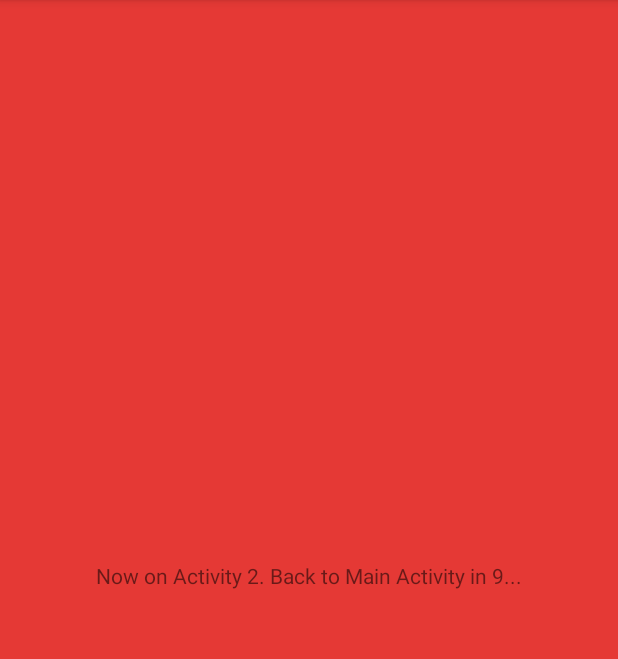
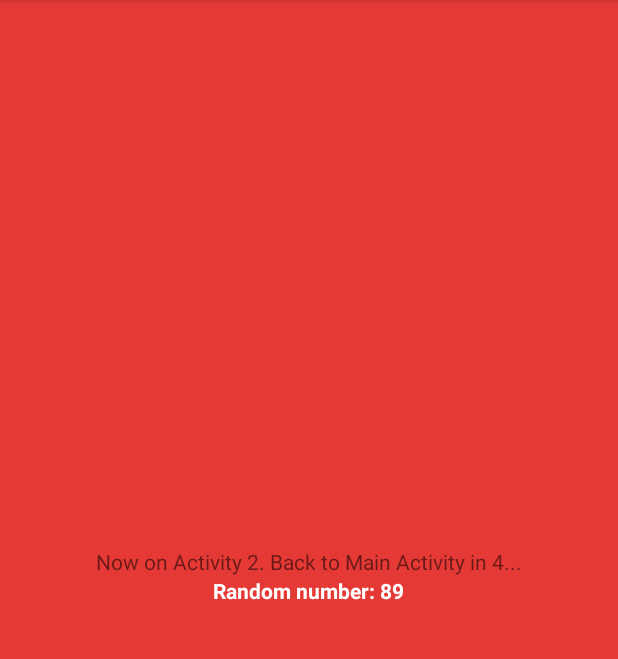
Before and after one commit to patinocuesta/App4act, an Android app: the Main2Activity screen opened directly, with no data from a screen before it, on a phone screen of 412 x 824 dp, the part 84-743 px from its top. Run offline under Robolectric (Android 15) with nearby library versions, the phone set to English and light mode, and no system bars.

Commit message:
Implementation startActivityForResult

```diff
--- a/app/src/main/java/com/example/app4act/Main2Activity.java
+++ b/app/src/main/java/com/example/app4act/Main2Activity.java
@@ -1,16 +1,33 @@
 package com.example.app4act;
 
+import androidx.annotation.ContentView;
 import androidx.appcompat.app.AppCompatActivity;
 
 import android.content.Intent;
 import android.os.Bundle;
 import android.os.CountDownTimer;
+import android.util.Log;
 import android.view.View;
 import android.widget.TextView;
 
 public class Main2Activity extends AppCompatActivity {
+
     TextView t;
-    CountDownTimer timer = new CountDownTimer(10 * 1000, 1000) {
+    TextView randomt;
+
+
+    @Override
+    protected void onCreate(Bundle savedInstanceState) {
+        super.onCreate(savedInstanceState);
+        setContentView(R.layout.activity_main2);
+
+        int x =(int)(Math.random()*100);
+        t =(TextView)findViewById(R.id.messageCounter);
+        randomt=(TextView)findViewById(R.id.random);
+        randomt.setText(String.valueOf(x));
+        timer.start();
+    }
+    CountDownTimer timer = new CountDownTimer(5 * 1000, 1000) {
         @Override
         public void onTick(long millisUntilFinished) {
             // this method will be executed every second ( 1000 ms : the second parameter in the CountDownTimer constructor)
@@ -20,18 +37,18 @@ public class Main2Activity extends AppCompatActivity {
 
         @Override
         public void onFinish() {
-            Intent intent = new Intent(getBaseContext(), MainActivity.class);
+            //Intent intent = new Intent(getBaseContext(), MainActivity.class);
             // Log.d("testApp", "testing");
-            startActivity(intent);
+            //startActivity(intent);
+            //retour();
+            String randomNumberStr = randomt.getText().toString();
+            Log.d("returnString", "randomNumberStr:"+randomNumberStr);
+            Intent returnIntent = new Intent();
+            returnIntent.putExtra("random", "Random number from Activity 2: "+ randomNumberStr);
+            setResult(10,returnIntent);
+            finish();
         }
 
     };
-    @Override
-    protected void onCreate(Bundle savedInstanceState) {
-        super.onCreate(savedInstanceState);
-        setContentView(R.layout.activity_main2);
-        t =(TextView)findViewById(R.id.messageCounter);
-        timer.start();
-    }
 
 }
--- a/app/src/main/java/com/example/app4act/Main4Activity.java
+++ b/app/src/main/java/com/example/app4act/Main4Activity.java
@@ -5,11 +5,28 @@ import androidx.appcompat.app.AppCompatActivity;
 import android.content.Intent;
 import android.os.Bundle;
 import android.os.CountDownTimer;
+import android.util.Log;
+import android.view.View;
 import android.widget.TextView;
 
 public class Main4Activity extends AppCompatActivity {
+
     TextView t;
-    CountDownTimer timer = new CountDownTimer(10 * 1000, 1000) {
+    TextView randomt;
+
+
+    @Override
+    protected void onCreate(Bundle savedInstanceState) {
+        super.onCreate(savedInstanceState);
+        setContentView(R.layout.activity_main4);
+
+        int x =(int)(Math.random()*100);
+        t =(TextView)findViewById(R.id.messageCounter);
+        randomt=(TextView)findViewById(R.id.random);
+        randomt.setText(String.valueOf(x));
+        timer.start();
+    }
+    CountDownTimer timer = new CountDownTimer(5 * 1000, 1000) {
         @Override
         public void onTick(long millisUntilFinished) {
             // this method will be executed every second ( 1000 ms : the second parameter in the CountDownTimer constructor)
@@ -19,18 +36,18 @@ public class Main4Activity extends AppCompatActivity {
 
         @Override
         public void onFinish() {
-            Intent intent = new Intent(getBaseContext(), MainActivity.class);
+            //Intent intent = new Intent(getBaseContext(), MainActivity.class);
             // Log.d("testApp", "testing");
-            startActivity(intent);
+            //startActivity(intent);
+            //retour();
+            String randomNumberStr = randomt.getText().toString();
+            Log.d("returnString", "randomNumberStr:"+randomNumberStr);
+            Intent returnIntent = new Intent();
+            returnIntent.putExtra("random", "Random number from Activity 4: "+ randomNumberStr);
+            setResult(10,returnIntent);
+            finish();
         }
 
     };
-    @Override
-    protected void onCreate(Bundle savedInstanceState) {
-        super.onCreate(savedInstanceState);
-        setContentView(R.layout.activity_main4);
-        t =(TextView)findViewById(R.id.messageCounter);
-        timer.start();
-    }
 
 }
--- a/app/src/main/res/layout/activity_main2.xml
+++ b/app/src/main/res/layout/activity_main2.xml
@@ -6,9 +6,12 @@
     android:layout_height="match_parent"
     android:background="#E53935"
     android:gravity="center"
-    android:orientation="horizontal"
+    android:orientation="vertical"
     tools:context=".Main2Activity">
-
+    <LinearLayout
+        android:layout_width="wrap_content"
+        android:layout_height="wrap_content"
+        android:orientation="horizontal">
         <TextView
             android:id="@+id/messageText"
             android:layout_width="wrap_content"
@@ -20,3 +23,23 @@
             android:layout_height="wrap_content"
             android:text="5 ..."/>
     </LinearLayout>
+    <LinearLayout
+        android:layout_width="wrap_content"
+        android:layout_height="wrap_content"
+        android:orientation="horizontal">
+        <TextView
+            android:id="@+id/labelRandom"
+            android:layout_width="wrap_content"
+            android:layout_height="wrap_content"
+            android:textColor="#FFFFFF"
+            android:textStyle="bold"
+            android:text="Random number: "/>
+        <TextView
+            android:id="@+id/random"
+            android:layout_width="wrap_content"
+            android:layout_height="wrap_content"
+            android:textColor="#FFFFFF"
+            android:textStyle="bold"
+            android:text=""/>
+    </LinearLayout>
+</LinearLayout>
```
Also changed, not shown: app/src/main/java/com/example/app4act/Main3Activity.java (+27 -10 lines), app/src/main/java/com/example/app4act/MainActivity.java (+26 -4 lines), app/src/main/res/layout/activity_main3.xml (+26 -1 lines), app/src/main/res/layout/activity_main4.xml (+25 -1 lines). Lines whose indentation alone changed are shown as unchanged.
